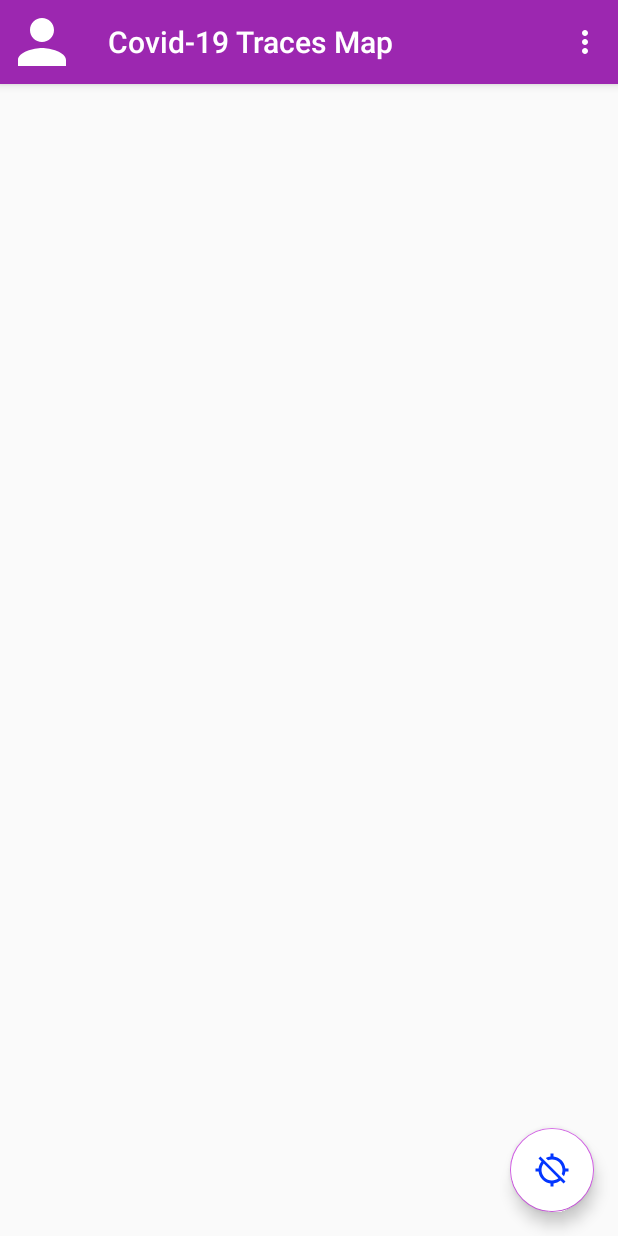
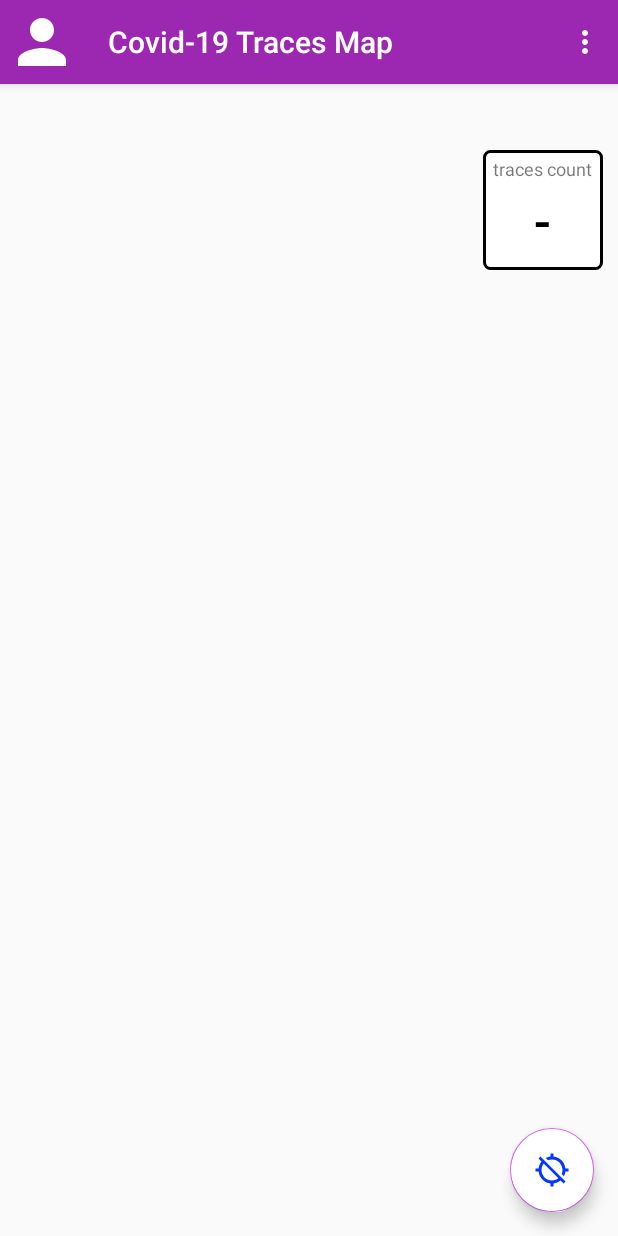
Before and after one commit to kasha01/covid-19, an Android app: the screen it shows after launch (MapsActivity), on a phone screen of 412 x 824 dp. Run offline under Robolectric (Android 15) with nearby library versions, the light colour scheme and no system bars; our stand-ins replace Firebase (no records; nobody signed in at launch, a user with empty details on screens opened directly); libraries missing offline, so code that uses them is left out: org.imperiumlabs.geofirestore.

Commit message:
make ctv traces always visible

```diff
--- a/app/src/main/java/com/sasuke/covid19/provider/LocationProviderBroadcastReceiver.java
+++ b/app/src/main/java/com/sasuke/covid19/provider/LocationProviderBroadcastReceiver.java
@@ -27,7 +27,6 @@ public class LocationProviderBroadcastReceiver extends BroadcastReceiver {
 			boolean isGpsEnabled = locationManager.isProviderEnabled(LocationManager.GPS_PROVIDER);
 
 			listener.onConnectivityChange(isGpsEnabled);
-			//MapsActivity.setMyLocationFabDrawable(isGpsEnabled);
 		}
 	}
 }
--- a/app/src/main/res/layout/activity_maps.xml
+++ b/app/src/main/res/layout/activity_maps.xml
@@ -48,7 +48,6 @@
 		android:layout_marginTop="100dp"
 		android:layout_marginEnd="10dp"
 		android:background="@drawable/shape_rectangle"
-		android:textSize="@dimen/h6"
-		android:visibility="gone" />
+		android:textSize="@dimen/h6" />
 
 </FrameLayout>
```
Also changed, not shown: app/src/main/java/com/sasuke/covid19/MapsActivity.java (+8 -5 lines).
